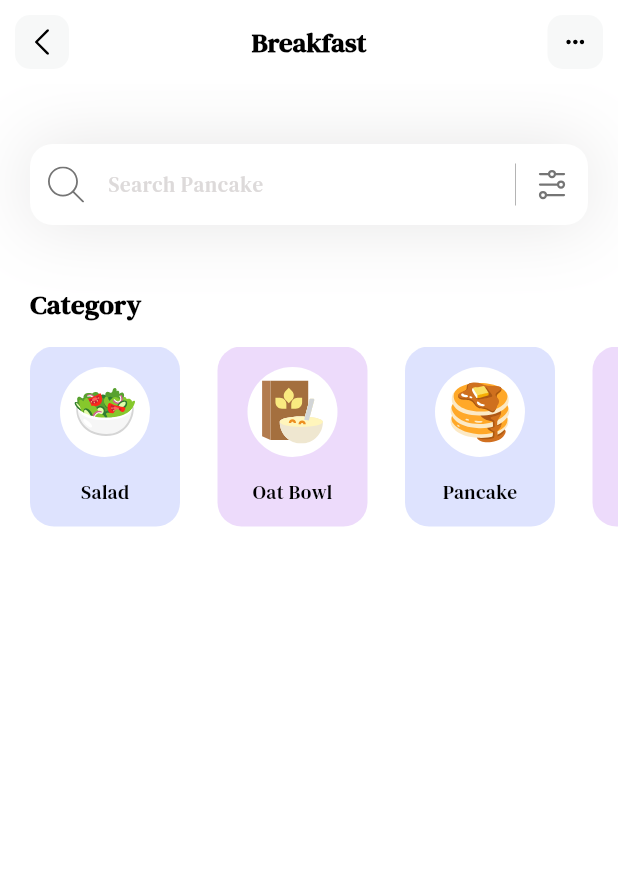
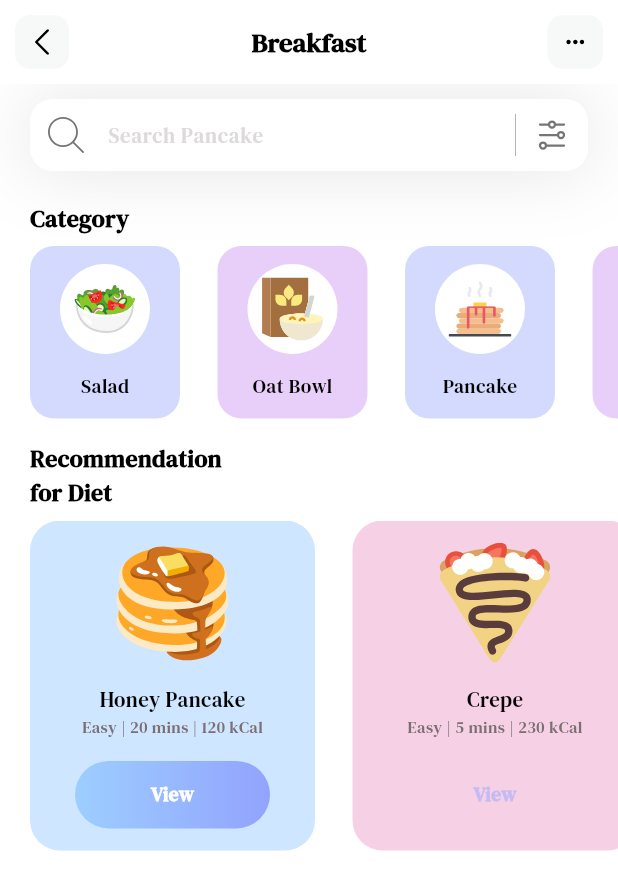
Before and after one commit to idilsg/FlutterPractice, a Flutter app: the screen it shows after launch, on a phone screen of 412 x 824 dp. Shown: the top 890 px of the screen. Run offline on Flutter 3.47's test engine with Material 3 defaults, Android fonts, the light colour scheme and no system bars; our stand-ins replace flutter_svg; project files that could hold a hidden picture were left out.

Commit message:
diet_model done

```diff
--- /dev/null
+++ b/lib/models/diet_model.dart
@@ -0,0 +1,51 @@
+import 'package:flutter/material.dart';
+
+class DietModel {
+  String name;
+  String iconPath;
+  String level;
+  String duration;
+  String calorie;
+  Color boxColor;
+  bool viewIsSelected;
+
+  DietModel ({ //constructor
+    required this.name,
+    required this.iconPath,
+    required this.level,
+    required this.duration,
+    required this.calorie,
+    required this.boxColor,
+    required this.viewIsSelected
+  });
+
+  static List<DietModel> getDiets() {
+    List<DietModel> diets = [];
+
+    diets.add(
+      DietModel(
+        name: 'Honey Pancake',
+        iconPath: 'assets/icons/honey-pancake.svg',
+        level: 'Easy',
+        duration: '20 mins',
+        calorie: '120 kCal',
+        viewIsSelected: true,
+        boxColor: Color(0xff9DCEFF)
+      )
+    );
+
+    diets.add(
+      DietModel(
+        name: 'Crepe',
+        iconPath: 'assets/icons/crepe.svg',
+        level: 'Easy',
+        duration: '5 mins',
+        calorie: '230 kCal',
+        viewIsSelected: false,
+        boxColor: Color(0xffEEA4CE)
+      )
+    );
+
+    return diets;
+  }
+}
--- a/lib/pages/homepage.dart
+++ b/lib/pages/homepage.dart
@@ -1,39 +1,137 @@
+// ignore_for_file: prefer_const_constructors
+// ignore_for_file: prefer_const_literals_to_create_immutables
+// ignore_for_file: sort_child_properties_last
+
 import 'package:flutter/material.dart';
 import 'package:flutter_svg/flutter_svg.dart';
 import 'package:yt_demo/models/category_model.dart';
+import 'package:yt_demo/models/diet_model.dart';
 
-class HomePage extends StatefulWidget {
+// ignore: must_be_immutable
+class HomePage extends StatelessWidget {
   HomePage({super.key});
 
-  @override
-  State<HomePage> createState() => _HomePageState();
-}
+  List<CategoryModel> categories = [];
+  List<DietModel> diets = [];
 
-class _HomePageState extends State<HomePage> {
-  List<CategoryModel> categories = [];
-
-  void _getCategories() {
+  void _getInitialInfo() {
     categories = CategoryModel.getCategories();
+    diets = DietModel.getDiets();
   }
 
   @override
-  void initState() {
-    _getCategories();
-  }
-
-
-  @override
   Widget build(BuildContext context) {
-    _getCategories();
+    _getInitialInfo();
     return Scaffold(
       appBar: appBar(),
       backgroundColor: Colors.white,
       body: Column(
-        crossAxisAlignment: CrossAxisAlignment.start, //Category yazısı satır başında olsun diye
+        crossAxisAlignment: CrossAxisAlignment.start, //yazılar satır başında olsun diye
         children: [
           _searchField(),
-          SizedBox(height: 40,),
+          SizedBox(height: 20,),
+          _categoriesSection(),
+          SizedBox(height: 15,),
+          _dietSection()
+        ],
+      ),
+    );
+  }
+
+  Column _dietSection() {
+    return Column(
+          crossAxisAlignment: CrossAxisAlignment.start,
+          children: [
+            Padding(
+              padding: const EdgeInsets.only(left: 20),
+              child: Text(
+                'Recommendation\nfor Diet',
+                style: TextStyle(
+                  color: Colors.black,
+                  fontSize: 16,
+                  fontWeight: FontWeight.w600
+                )
+              ),
+            ),
+            SizedBox(height: 7,),
+            Container(
+              height: 220,
+              child: ListView.separated(
+                itemBuilder: (context, index) {
+                  return Container(
+                    width: 190,
+                    decoration: BoxDecoration(
+                      color: diets[index].boxColor.withOpacity(0.5),
+                      borderRadius: BorderRadius.circular(20)
+                    ),
+                    child: Column(
+                      mainAxisAlignment: MainAxisAlignment.spaceEvenly,
+                      children: [
+                        SvgPicture.asset(
+                          diets[index].iconPath,
+                          height: 80,
+                          width: 80,
+                          fit: BoxFit.cover,
+                        ),
                         Column(
+                          children: [
+                            Text(
+                              diets[index].name,
+                              style: TextStyle(
+                                fontWeight: FontWeight.w500,
+                                color: Colors.black,
+                                fontSize: 14
+                              )
+                            ),
+                            Text(
+                              diets[index].level + ' | ' + diets[index].duration + ' | ' + diets[index].calorie,
+                              style: TextStyle(
+                                color: Color(0xff7B6F72),
+                                fontSize: 11,
+                                fontWeight: FontWeight.w400
+                              )
+                            ),
+                          ]
+                        ),
+                        Container(
+                          height: 45,
+                          width: 130,
+                          child: Center(
+                            child: Text(
+                              'View',
+                              style: TextStyle(
+                                color: diets[index].viewIsSelected ? Colors.white : Color(0xffC5BBF2),
+                                fontWeight: FontWeight.w600,
+                                fontSize: 13
+                              )
+                            )
+                          ),
+                          decoration: BoxDecoration(
+                            gradient: LinearGradient(
+                              colors: [
+                                diets[index].viewIsSelected ? Color(0xff9DCEFF) : Colors.transparent,
+                                diets[index].viewIsSelected ? Color(0xff92A3FD) : Colors.transparent,
+                              ]
+                            ),
+                            borderRadius: BorderRadius.circular(50)
+                          ),
+                        )
+                      ],
+                    )
+                  );
+                },
+                separatorBuilder: (context, index) => SizedBox(width: 25,),
+                itemCount: diets.length,
+                scrollDirection: Axis.horizontal,
+                padding: EdgeInsets.only(left:20, right:20),
+              )
+            )
+          ],
+        );
+  }
+
+  Column _categoriesSection() {
+    return Column(
           crossAxisAlignment: CrossAxisAlignment.start,
           children: [
             Padding(
@@ -42,27 +140,27 @@ class _HomePageState extends State<HomePage> {
                 'Category',
                 style: TextStyle(
                   color: Colors.black,
-                    fontSize: 18,
+                  fontSize: 16,
                   fontWeight: FontWeight.w600
                 )
               ),
             ),
-              SizedBox(height: 15,), //Category'nin altında boşluk kalması için
+            SizedBox(height: 7,), //Category'nin altında boşluk kalması için
             Container(
-                height: 120,
+              height: 115,
               child: ListView.separated(
                 itemCount: categories.length,
                 scrollDirection: Axis.horizontal, //bunu yapmazsan renkler yatay sıralanır
                 padding: EdgeInsets.only(
                   left: 20,
-                    right: 20
+                  right: 20,
                 ),
                 separatorBuilder: (context, index) => SizedBox(width: 25,),
                 itemBuilder: (context, index) {
                   return Container(
                     width: 100,
                     decoration: BoxDecoration(
-                        color: categories[index].boxColor.withOpacity(0.3),
+                      color: categories[index].boxColor.withOpacity(0.4),
                       borderRadius: BorderRadius.circular(16)
                     ),
                     child: Column(
@@ -95,15 +193,12 @@ class _HomePageState extends State<HomePage> {
               ),
             ),
           ],
-          ),
-        ],
-      ),
         );
   }
 
   Container _searchField() {
     return Container(
-          margin: EdgeInsets.only(top: 40, left: 20, right: 20),
+          margin: EdgeInsets.only(top: 10, left: 20, right: 20),
           decoration: BoxDecoration(
             boxShadow: [
               BoxShadow( //arama kutucuğunun gölgesi
@@ -117,7 +212,7 @@ class _HomePageState extends State<HomePage> {
             decoration: InputDecoration(
               filled: true,
               fillColor: Colors.white,
-              contentPadding: EdgeInsets.all(15),
+              contentPadding: EdgeInsets.all(10),
               hintText: 'Search Pancake',
               hintStyle: TextStyle(
                 color: Color(0xffDDDADA),
```
Also changed, not shown: assets/icons/crepe.svg (added), assets/icons/honey-pancake.svg (added), assets/icons/pancakes.svg, lib/models/popular_model.dart (added). Lines whose indentation alone changed are shown as unchanged.
